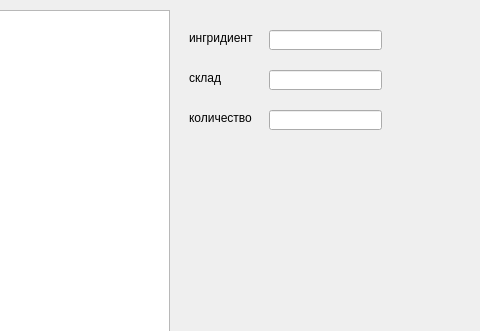
The window that MI_Client/cform2.ui (Arankir/Labs) describes before a commit, drawn with Qt 5; both pictures show x 161 to 641 and y 0 to 331 of the 641 by 511 pixel window.
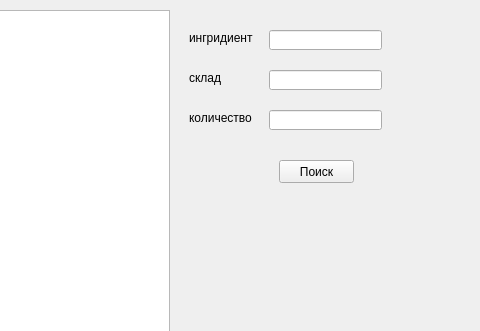
The same window after the commit.

```diff
--- a/MI_Client/cform2.ui
+++ b/MI_Client/cform2.ui
@@ -92,6 +92,19 @@
     <string>количество</string>
    </property>
   </widget>
+  <widget class="QPushButton" name="Search">
+   <property name="geometry">
+    <rect>
+     <x>440</x>
+     <y>160</y>
+     <width>75</width>
+     <height>23</height>
+    </rect>
+   </property>
+   <property name="text">
+    <string>Поиск</string>
+   </property>
+  </widget>
  </widget>
  <resources/>
  <connections/>
```
